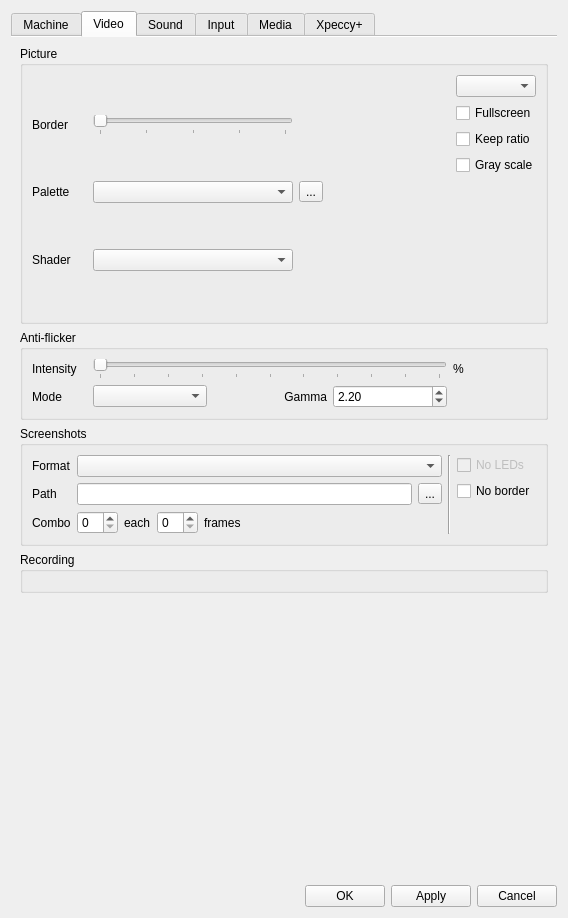
This is ui/setupwin.ui in Volutar/xpeccy-plus as Qt 5 draws it before an edit. The edited form follows.
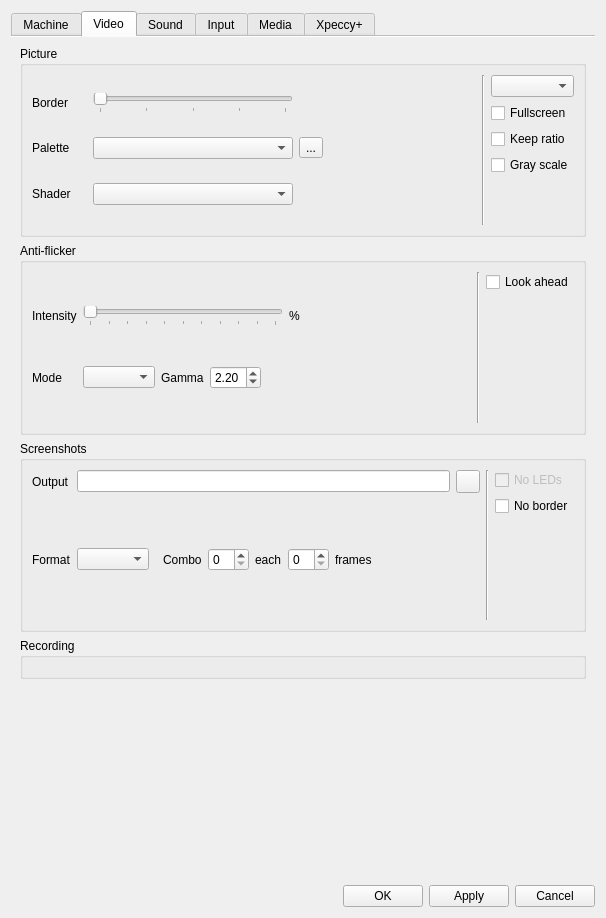
This is the edited form. The open tabs and pages were chosen to show the change. Icons and pictures are not drawn. Custom widgets are drawn as their Qt base class.

Commit message:
options: tidier Video page, tab base line in every style
Check boxes in one column per group, as wide as Recording's buttons; the
screenshot folder is an Output row like the recording one. Adaptive 2-/3-frame
antiflicker is the default.

Patch:
```diff
--- a/ui/setupwin.ui
+++ b/ui/setupwin.ui
@@ -39,12 +39,6 @@
        <property name="enabled">
         <bool>true</bool>
        </property>
-       <property name="minimumSize">
-        <size>
-         <width>493</width>
-         <height>0</height>
-        </size>
-       </property>
        <property name="tabShape">
         <enum>QTabWidget::Rounded</enum>
        </property>
@@ -1426,19 +1420,20 @@
                </spacer>
               </item>
               <item>
-               <widget class="QWidget" name="picOptions" native="true">
-                <property name="minimumSize">
-                 <size>
-                  <width>80</width>
-                  <height>0</height>
-                 </size>
-                </property>
-                <property name="maximumSize">
-                 <size>
-                  <width>80</width>
-                  <height>16777215</height>
-                 </size>
-                </property>
+               <widget class="QWidget" name="picRight" native="true">
+                <layout class="QHBoxLayout" name="picRightLayout">
+                 <property name="leftMargin"><number>0</number></property>
+                 <property name="topMargin"><number>0</number></property>
+                 <property name="rightMargin"><number>0</number></property>
+                 <property name="bottomMargin"><number>0</number></property>
+                 <item>
+                  <widget class="Line" name="picLine">
+                   <property name="orientation">
+                    <enum>Qt::Vertical</enum>
+                   </property>
+                  </widget>
+                 </item>
+                 <item>
                 <layout class="QVBoxLayout" name="verticalLayout_23">
                  <property name="leftMargin">
                   <number>0</number>
@@ -1505,6 +1500,8 @@
                   </spacer>
                  </item>
                 </layout>
+                 </item>
+                </layout>
                </widget>
               </item>
              </layout>
@@ -1515,25 +1512,33 @@
              <property name="title">
               <string>Anti-flicker</string>
              </property>
-             <layout class="QGridLayout" name="antiFlickerGridLayout">
+             <layout class="QHBoxLayout" name="afLayout">
+              <item>
+               <layout class="QGridLayout" name="antiFlickerGridLayout" columnstretch="0,0,1">
               <item row="0" column="0">
                <widget class="QLabel" name="label_12">
                 <property name="toolTip">
                  <string>How much of the frames before is left in the picture</string>
                 </property>
-                <property name="maximumSize">
-                 <size>
-                  <width>55</width>
-                  <height>16777215</height>
-                 </size>
-                </property>
                 <property name="text">
                  <string>Intensity</string>
                 </property>
                </widget>
               </item>
-              <item row="0" column="1" colspan="3">
+                <item row="0" column="1">
                <widget class="xSlider" name="sldNoflic">
+                  <property name="minimumSize">
+                   <size>
+                    <width>200</width>
+                    <height>0</height>
+                   </size>
+                  </property>
+                  <property name="maximumSize">
+                   <size>
+                    <width>200</width>
+                    <height>16777215</height>
+                   </size>
+                  </property>
                 <property name="toolTip">
                  <string>How much of the frames before is left in the picture</string>
                 </property>
@@ -1551,14 +1556,8 @@
                 </property>
                </widget>
               </item>
-              <item row="0" column="4">
+                <item row="0" column="2">
                <widget class="QLabel" name="labNoflic">
-                <property name="maximumSize">
-                 <size>
-                  <width>83</width>
-                  <height>16777215</height>
-                 </size>
-                </property>
                 <property name="text">
                  <string>%</string>
                 </property>
@@ -1576,7 +1575,9 @@
                 </property>
                </widget>
               </item>
-              <item row="1" column="1">
+                <item row="1" column="1" colspan="2">
+                 <layout class="QHBoxLayout" name="afModeLayout">
+                  <item>
                <widget class="QComboBox" name="cbNoflicMode">
                 <property name="toolTip">
                  <string>Blending method:
@@ -1585,14 +1586,8 @@
                 </property>
                </widget>
               </item>
-              <item row="1" column="2">
+                  <item>
                <widget class="QLabel" name="antiflickerGammaLabel">
-                <property name="minimumSize">
-                 <size>
-                  <width>30</width>
-                  <height>0</height>
-                 </size>
-                </property>
                 <property name="toolTip">
                  <string>Gamma the frames are blended with. Typical: 1.8-2.4
 (2.2 is close to a CRT, 1.0 blends linearly)</string>
@@ -1600,12 +1595,9 @@
                 <property name="text">
                  <string>Gamma</string>
                 </property>
-                <property name="alignment">
-                 <set>Qt::AlignRight|Qt::AlignTrailing|Qt::AlignVCenter</set>
-                </property>
-               </widget>
-              </item>
-              <item row="1" column="3">
+                   </widget>
+                  </item>
+                  <item>
                <widget class="QDoubleSpinBox" name="sbNoflicGamma">
                 <property name="toolTip">
                  <string>Gamma the frames are blended with. Typical: 1.8-2.4
@@ -1628,6 +1620,80 @@
                 </property>
                </widget>
               </item>
+                  <item>
+                   <spacer name="afModeSpacer">
+                    <property name="orientation">
+                     <enum>Qt::Horizontal</enum>
+                    </property>
+                    <property name="sizeHint" stdset="0">
+                     <size>
+                      <width>0</width>
+                      <height>0</height>
+                     </size>
+                    </property>
+                   </spacer>
+                  </item>
+                 </layout>
+                </item>
+               </layout>
+              </item>
+              <item>
+               <spacer name="afSpacer">
+                <property name="orientation">
+                 <enum>Qt::Horizontal</enum>
+                </property>
+                <property name="sizeHint" stdset="0">
+                 <size>
+                  <width>24</width>
+                  <height>0</height>
+                 </size>
+                </property>
+               </spacer>
+              </item>
+              <item>
+               <widget class="QWidget" name="afRight" native="true">
+                <layout class="QHBoxLayout" name="afRightLayout">
+                 <property name="leftMargin"><number>0</number></property>
+                 <property name="topMargin"><number>0</number></property>
+                 <property name="rightMargin"><number>0</number></property>
+                 <property name="bottomMargin"><number>0</number></property>
+                 <item>
+                  <widget class="Line" name="afLine">
+                   <property name="orientation">
+                    <enum>Qt::Vertical</enum>
+                   </property>
+                  </widget>
+                 </item>
+                 <item>
+                  <layout class="QVBoxLayout" name="afColumn">
+                   <item>
+                    <widget class="QCheckBox" name="cbNoflicAhead">
+                     <property name="toolTip">
+                      <string>Adaptive modes: frames run ahead to catch a flicker as it starts</string>
+                     </property>
+                     <property name="text">
+                      <string>Look ahead</string>
+                     </property>
+                    </widget>
+                   </item>
+                   <item>
+                    <spacer name="afColSpacer">
+                     <property name="orientation">
+                      <enum>Qt::Vertical</enum>
+                     </property>
+                     <property name="sizeHint" stdset="0">
+                      <size>
+                       <width>0</width>
+                       <height>0</height>
+                      </size>
+                     </property>
+                    </spacer>
+                   </item>
+                  </layout>
+                 </item>
+                </layout>
+               </widget>
+              </item>
              </layout>
             </widget>
            </item>
@@ -1638,31 +1704,15 @@
              </property>
              <layout class="QHBoxLayout" name="horizontalLayout_22">
               <item>
-               <layout class="QVBoxLayout" name="verticalLayout_31">
-                <item>
-                 <layout class="QGridLayout" name="gridLayout_3">
-                 <item row="0" column="1">
-                   <widget class="QComboBox" name="ssfbox">
-                    <property name="toolTip">
-                     <string>File format screenshots are saved in</string>
-                    </property>
-                   </widget>
-                  </item>
+               <layout class="QGridLayout" name="gridLayout_3" columnstretch="0,1">
                   <item row="0" column="0">
-                   <widget class="QLabel" name="label_5">
-                    <property name="text">
-                     <string>Format</string>
-                    </property>
-                   </widget>
-                  </item>
-                  <item row="1" column="0">
                    <widget class="QLabel" name="label_13">
                     <property name="text">
-                     <string>Path</string>
+                   <string>Output</string>
                     </property>
                    </widget>
                   </item>
-                  <item row="1" column="1">
+                <item row="0" column="1">
                    <layout class="QHBoxLayout" name="horizontalLayout_24">
                     <item>
                      <widget class="QLineEdit" name="pathle">
@@ -1679,9 +1729,6 @@
                       <property name="toolTip">
                        <string>Pick the folder</string>
                       </property>
-                      <property name="text">
-                       <string>...</string>
-                      </property>
                       <property name="icon">
                        <iconset resource="../xpeccy.qrc">
                         <normaloff>:/images/fileopen.png</normaloff>:/images/fileopen.png</iconset>
@@ -1690,10 +1737,38 @@
                     </item>
                    </layout>
                   </item>
-                 </layout>
+                <item row="1" column="0">
+                 <widget class="QLabel" name="label_5">
+                  <property name="text">
+                   <string>Format</string>
+                  </property>
+                 </widget>
                 </item>
-                <item>
+                <item row="1" column="1">
                  <layout class="QHBoxLayout" name="horizontalLayout_3">
+                  <item>
+                   <widget class="QComboBox" name="ssfbox">
+                    <property name="toolTip">
+                     <string>File format screenshots are saved in</string>
+                    </property>
+                   </widget>
+                  </item>
+                  <item>
+                   <spacer name="ssFmtSpacer">
+                    <property name="orientation">
+                     <enum>Qt::Horizontal</enum>
+                    </property>
+                    <property name="sizeType">
+                     <enum>QSizePolicy::Fixed</enum>
+                    </property>
+                    <property name="sizeHint" stdset="0">
+                     <size>
+                      <width>8</width>
+                      <height>0</height>
+                     </size>
+                    </property>
+                   </spacer>
+                  </item>
                   <item>
                    <widget class="QLabel" name="label_7">
                     <property name="text">
@@ -1736,8 +1811,8 @@
                     </property>
                     <property name="sizeHint" stdset="0">
                      <size>
-                      <width>40</width>
-                      <height>20</height>
+                      <width>0</width>
+                      <height>0</height>
                      </size>
                     </property>
                    </spacer>
@@ -1747,14 +1822,21 @@
                </layout>
               </item>
               <item>
-               <widget class="Line" name="line_2">
+               <widget class="QWidget" name="ssRight" native="true">
+                <layout class="QHBoxLayout" name="ssRightLayout">
+                 <property name="leftMargin"><number>0</number></property>
+                 <property name="topMargin"><number>0</number></property>
+                 <property name="rightMargin"><number>0</number></property>
+                 <property name="bottomMargin"><number>0</number></property>
+                 <item>
+                  <widget class="Line" name="ssLine">
                 <property name="orientation">
                  <enum>Qt::Vertical</enum>
                 </property>
                </widget>
               </item>
               <item>
-               <layout class="QVBoxLayout" name="verticalLayout_7">
+                  <layout class="QVBoxLayout" name="ssColumn">
                 <item>
                  <widget class="QCheckBox" name="ssNoLeds">
                   <property name="toolTip">
@@ -1779,13 +1861,22 @@
                  </widget>
                 </item>
                 <item>
-                 <widget class="QLabel" name="label_26">
-                  <property name="text">
-                   <string/>
-                  </property>
-                 </widget>
-                </item>
-               </layout>
+                    <spacer name="ssColSpacer">
+                     <property name="orientation">
+                      <enum>Qt::Vertical</enum>
+                     </property>
+                     <property name="sizeHint" stdset="0">
+                      <size>
+                       <width>0</width>
+                       <height>0</height>
+                      </size>
+                     </property>
+                    </spacer>
+                   </item>
+                  </layout>
+                 </item>
+                </layout>
+               </widget>
               </item>
              </layout>
             </widget>
```
Lines whose indentation alone changed are shown as unchanged. The commit also changes 13 other files.
